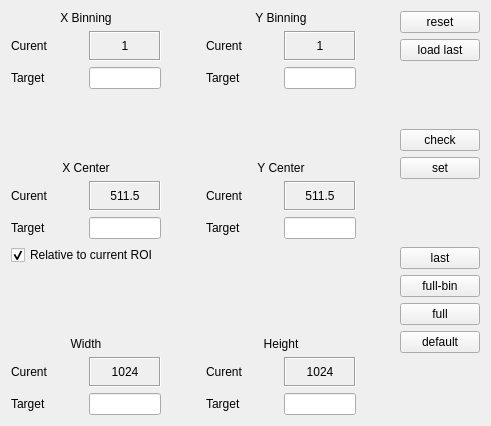
First picture: the form in gui/widgets/roi/roi.ui, repository magao-x/MagAOX, before the edit.
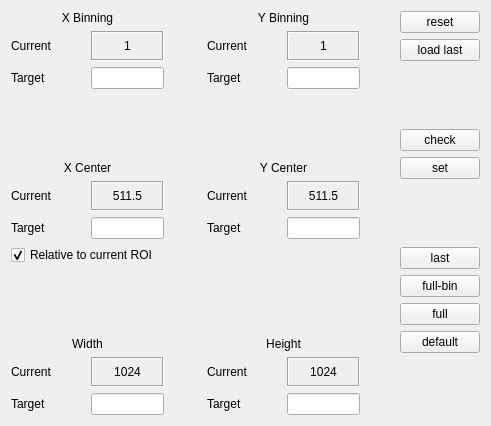
Second picture: the form after the edit. Icons and pictures are not drawn. Custom widgets are drawn as their Qt base class.

Commit message: nobody asked but there was a typo in the ROI GUI

Diff of the .ui file:
```diff
--- a/gui/widgets/roi/roi.ui
+++ b/gui/widgets/roi/roi.ui
@@ -223,7 +223,7 @@
            <item row="0" column="0">
             <widget class="QLabel" name="lab_bin_x_curr">
              <property name="text">
-              <string>Curent</string>
+              <string>Current</string>
              </property>
             </widget>
            </item>
@@ -302,7 +302,7 @@
            <item row="0" column="0">
             <widget class="QLabel" name="lab_bin_y_curr">
              <property name="text">
-              <string>Curent</string>
+              <string>Current</string>
              </property>
             </widget>
            </item>
@@ -392,7 +392,7 @@
            <item row="0" column="0">
             <widget class="QLabel" name="lab_center_x_curr">
              <property name="text">
-              <string>Curent</string>
+              <string>Current</string>
              </property>
             </widget>
            </item>
@@ -478,7 +478,7 @@
            <item row="0" column="0">
             <widget class="QLabel" name="lab_center_y_curr">
              <property name="text">
-              <string>Curent</string>
+              <string>Current</string>
              </property>
             </widget>
            </item>
@@ -581,7 +581,7 @@
            <item row="0" column="0">
             <widget class="QLabel" name="lab_width_curr">
              <property name="text">
-              <string>Curent</string>
+              <string>Current</string>
              </property>
             </widget>
            </item>
@@ -667,7 +667,7 @@
            <item row="0" column="0">
             <widget class="QLabel" name="lab_height_curr">
              <property name="text">
-              <string>Curent</string>
+              <string>Current</string>
              </property>
             </widget>
            </item>
```
